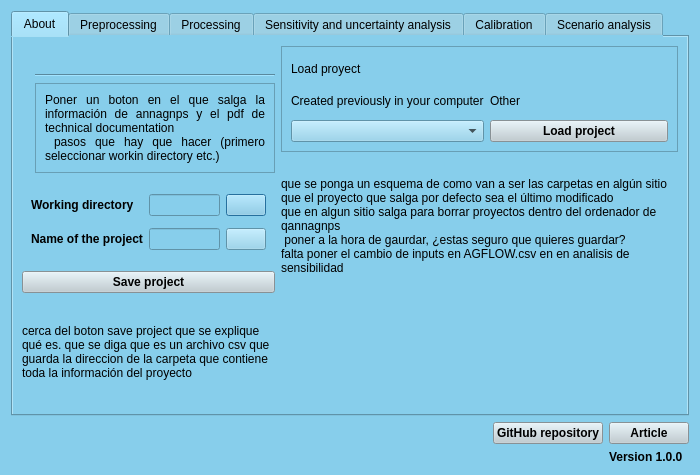
First picture: the form in ui/dialog_base.ui, repository Inigobarbe/QAnnAGNPS, before the edit.
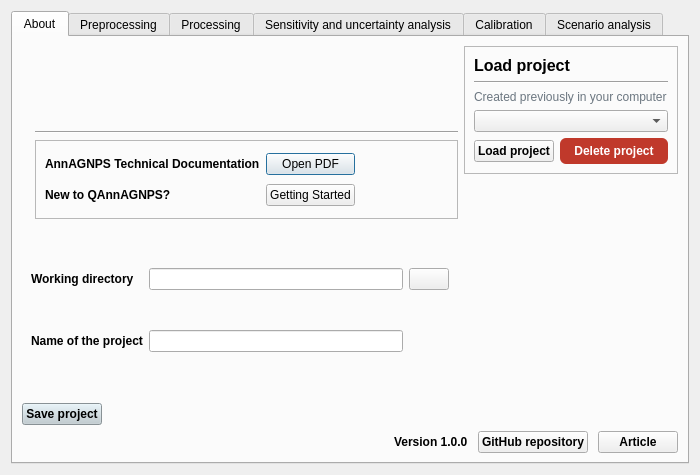
Second picture: the form after the edit. The open tabs and pages were chosen to show the change.

Patch:
```diff
--- a/ui/dialog_base.ui
+++ b/ui/dialog_base.ui
@@ -13,63 +13,8 @@
   <property name="windowTitle">
    <string>QAnnAGNPS Simulation</string>
   </property>
-  <property name="styleSheet">
-   <string notr="true">/* Background color for main window*/
-background-color: #87CEEB
-
-
-</string>
-  </property>
   <layout class="QGridLayout" name="gridLayout_2">
-   <item row="1" column="0" rowspan="2">
-    <widget class="QLabel" name="upna_label">
-     <property name="text">
-      <string/>
-     </property>
-    </widget>
-   </item>
-   <item row="1" column="3">
-    <widget class="QLabel" name="label_99">
-     <property name="text">
-      <string/>
-     </property>
-    </widget>
-   </item>
-   <item row="1" column="4">
-    <widget class="QLabel" name="label_15">
-     <property name="text">
-      <string/>
-     </property>
-    </widget>
-   </item>
-   <item row="1" column="1" rowspan="2">
-    <widget class="QLabel" name="usda_label">
-     <property name="text">
-      <string/>
-     </property>
-    </widget>
-   </item>
-   <item row="1" column="5">
-    <widget class="QLabel" name="label_11">
-     <property name="text">
-      <string/>
-     </property>
-    </widget>
-   </item>
-   <item row="2" column="8">
-    <widget class="QLabel" name="label_6">
-     <property name="font">
-      <font>
-       <weight>75</weight>
-       <bold>true</bold>
-      </font>
-     </property>
-     <property name="text">
-      <string>Version 1.0.0</string>
-     </property>
-    </widget>
-   </item>
-   <item row="0" column="0" colspan="9">
+   <item row="0" column="0">
     <widget class="QTabWidget" name="tabWidget">
      <property name="currentIndex">
       <number>0</number>
@@ -79,7 +24,7 @@
        <string>About</string>
       </attribute>
       <layout class="QGridLayout" name="gridLayout_18">
-       <item row="0" column="0" rowspan="2">
+       <item row="0" column="0">
         <layout class="QVBoxLayout" name="verticalLayout_2">
          <item>
           <layout class="QHBoxLayout" name="horizontalLayout_2">
@@ -132,20 +77,72 @@
                 <enum>QFrame::Raised</enum>
                </property>
                <layout class="QGridLayout" name="gridLayout_5">
+                <item row="0" column="0">
+                 <widget class="QLabel" name="label_doc_title">
+                  <property name="font">
+                   <font>
+                    <weight>75</weight>
+                    <bold>true</bold>
+                   </font>
+                  </property>
+                  <property name="text">
+                   <string>AnnAGNPS Technical Documentation</string>
+                  </property>
+                 </widget>
+                </item>
+                <item row="0" column="1">
+                 <widget class="QPushButton" name="button_technical_documentation">
+                  <property name="text">
+                   <string>Open PDF</string>
+                  </property>
+                 </widget>
+                </item>
+                <item row="0" column="2">
+                 <spacer name="horizontalSpacer_doc">
+                  <property name="orientation">
+                   <enum>Qt::Horizontal</enum>
+                  </property>
+                  <property name="sizeHint" stdset="0">
+                   <size>
+                    <width>40</width>
+                    <height>20</height>
+                   </size>
+                  </property>
+                 </spacer>
+                </item>
                 <item row="1" column="0">
-                 <widget class="QLabel" name="label_10">
+                 <widget class="QLabel" name="label_help_title">
+                  <property name="font">
+                   <font>
+                    <weight>75</weight>
+                    <bold>true</bold>
+                   </font>
+                  </property>
                   <property name="text">
-                   <string>Poner un boton en el que salga la información de annagnps y el pdf de technical documentation
- pasos que hay que hacer (primero seleccionar workin directory etc.)</string>
+                   <string>New to QAnnAGNPS?</string>
                   </property>
-                  <property name="alignment">
-                   <set>Qt::AlignJustify|Qt::AlignVCenter</set>
+                 </widget>
+                </item>
+                <item row="1" column="1">
+                 <widget class="QPushButton" name="button_getting_started">
+                  <property name="text">
+                   <string>Getting Started</string>
                   </property>
-                  <property name="wordWrap">
-                   <bool>true</bool>
-                  </property>
                  </widget>
                 </item>
+                <item row="1" column="2">
+                 <spacer name="horizontalSpacer_help">
+                  <property name="orientation">
+                   <enum>Qt::Horizontal</enum>
+                  </property>
+                  <property name="sizeHint" stdset="0">
+                   <size>
+                    <width>40</width>
+                    <height>20</height>
+                   </size>
+                  </property>
+                 </spacer>
+                </item>
                </layout>
               </widget>
              </item>
@@ -203,21 +200,54 @@
               <item row="1" column="1">
                <widget class="QLineEdit" name="name_of_project"/>
               </item>
-              <item row="1" column="2">
-               <widget class="QPushButton" name="pushButton_2">
-                <property name="text">
-                 <string/>
-                </property>
-               </widget>
-              </item>
              </layout>
             </widget>
            </item>
           </layout>
          </item>
+         <item>
+          <layout class="QHBoxLayout" name="horizontalLayout_save">
+           <item>
+            <widget class="QPushButton" name="pb_save">
+             <property name="font">
+              <font>
+               <weight>75</weight>
+               <bold>true</bold>
+              </font>
+             </property>
+             <property name="styleSheet">
+              <string notr="true">QPushButton {
+    background-color: #becbd1;
+    color: black;
+}
+
+QPushButton:hover {
+    color: white;
+}</string>
+             </property>
+             <property name="text">
+              <string>Save project</string>
+             </property>
+            </widget>
+           </item>
+           <item>
+            <spacer name="horizontalSpacer_save">
+             <property name="orientation">
+              <enum>Qt::Horizontal</enum>
+             </property>
+             <property name="sizeHint" stdset="0">
+              <size>
+               <width>40</width>
+               <height>20</height>
+              </size>
+             </property>
+            </spacer>
+           </item>
+          </layout>
+         </item>
         </layout>
        </item>
-       <item row="0" column="1">
+       <item row="0" column="1" alignment="Qt::AlignTop">
         <widget class="QFrame" name="frame_9">
          <property name="frameShape">
           <enum>QFrame::StyledPanel</enum>
@@ -228,29 +258,39 @@
          <layout class="QGridLayout" name="gridLayout_12">
           <item row="0" column="0" colspan="2">
            <widget class="QLabel" name="label_26">
+            <property name="font">
+             <font>
+              <pointsize>12</pointsize>
+              <weight>75</weight>
+              <bold>true</bold>
+             </font>
+            </property>
             <property name="text">
-             <string>Load proyect</string>
+             <string>Load project</string>
             </property>
            </widget>
           </item>
-          <item row="1" column="0">
+          <item row="1" column="0" colspan="2">
+           <widget class="Line" name="line_load">
+            <property name="orientation">
+             <enum>Qt::Horizontal</enum>
+            </property>
+           </widget>
+          </item>
+          <item row="2" column="0" colspan="2">
            <widget class="QLabel" name="label_27">
+            <property name="styleSheet">
+             <string notr="true">color: #6b7680;</string>
+            </property>
             <property name="text">
              <string>Created previously in your computer</string>
             </property>
            </widget>
           </item>
-          <item row="1" column="1">
-           <widget class="QLabel" name="label_28">
-            <property name="text">
-             <string>Other</string>
-            </property>
-           </widget>
-          </item>
-          <item row="2" column="0">
+          <item row="3" column="0" colspan="2">
            <widget class="QComboBox" name="combo_created_projects"/>
           </item>
-          <item row="2" column="1">
+          <item row="4" column="0">
            <widget class="QPushButton" name="pb_load">
             <property name="font">
              <font>
@@ -258,70 +298,111 @@
               <bold>true</bold>
              </font>
             </property>
+            <property name="text">
+             <string>Load project</string>
+            </property>
+           </widget>
+          </item>
+          <item row="4" column="1">
+           <widget class="QPushButton" name="pb_delete_project">
+            <property name="font">
+             <font>
+              <weight>75</weight>
+              <bold>true</bold>
+             </font>
+            </property>
             <property name="styleSheet">
              <string notr="true">QPushButton {
-    background-color: #becbd1;
-    color: black;
+    background-color: #c0392b;
+    color: #ffffff;
+    border: none;
+    border-radius: 6px;
+    padding: 6px 14px;
 }
-
 QPushButton:hover {
     color: white;
 }</string>
             </property>
             <property name="text">
-             <string>Load project</string>
+             <string>Delete project</string>
             </property>
            </widget>
           </item>
          </layout>
         </widget>
        </item>
-       <item row="1" column="1" rowspan="2">
-        <widget class="QLabel" name="label_25">
-         <property name="text">
-          <string>que se ponga un esquema de como van a ser las carpetas en algún sitio
-que el proyecto que salga por defecto sea el último modificado
-que en algun sitio salga para borrar proyectos dentro del ordenador de qannagnps
- poner a la hora de gaurdar, ¿estas seguro que quieres guardar?
-falta poner el cambio de inputs en AGFLOW.csv en en analisis de sensibilidad</string>
+       <item row="1" column="0" colspan="2">
+        <layout class="QHBoxLayout" name="horizontalLayout_header">
+         <property name="spacing">
+          <number>10</number>
          </property>
-         <property name="wordWrap">
-          <bool>true</bool>
-         </property>
-        </widget>
-       </item>
-       <item row="2" column="0">
-        <widget class="QPushButton" name="pb_save">
-         <property name="font">
-          <font>
-           <weight>75</weight>
-           <bold>true</bold>
-          </font>
-         </property>
-         <property name="styleSheet">
-          <string notr="true">QPushButton {
-    background-color: #becbd1;
-    color: black;
-}
-
-QPushButton:hover {
-    color: white;
-}</string>
-         </property>
-         <property name="text">
-          <string>Save project</string>
-         </property>
-        </widget>
-       </item>
-       <item row="3" column="0">
-        <widget class="QLabel" name="label_24">
-         <property name="text">
-          <string>cerca del boton save project que se explique qué es. que se diga que es un archivo csv que guarda la direccion de la carpeta que contiene toda la información del proyecto</string>
-         </property>
-         <property name="wordWrap">
-          <bool>true</bool>
-         </property>
-        </widget>
+         <item>
+          <widget class="QLabel" name="upna_label">
+           <property name="text">
+            <string/>
+           </property>
+          </widget>
+         </item>
+         <item>
+          <widget class="QLabel" name="usda_label">
+           <property name="text">
+            <string/>
+           </property>
+          </widget>
+         </item>
+         <item>
+          <spacer name="horizontalSpacer_header">
+           <property name="orientation">
+            <enum>Qt::Horizontal</enum>
+           </property>
+           <property name="sizeHint" stdset="0">
+            <size>
+             <width>40</width>
+             <height>20</height>
+            </size>
+           </property>
+          </spacer>
+         </item>
+         <item>
+          <widget class="QLabel" name="label_6">
+           <property name="font">
+            <font>
+             <weight>75</weight>
+             <bold>true</bold>
+            </font>
+           </property>
+           <property name="text">
+            <string>Version 1.0.0</string>
+           </property>
+          </widget>
+         </item>
+         <item>
+          <widget class="QPushButton" name="pg_github">
+           <property name="font">
+            <font>
+             <weight>75</weight>
+             <bold>true</bold>
+            </font>
+           </property>
+           <property name="text">
+            <string>GitHub repository</string>
+           </property>
+          </widget>
+         </item>
+         <item>
+          <widget class="QPushButton" name="article">
+           <property name="font">
+            <font>
+             <weight>75</weight>
+             <bold>true</bold>
+            </font>
+           </property>
+           <property name="text">
+            <string>Article</string>
+           </property>
+          </widget>
+         </item>
+        </layout>
        </item>
       </layout>
      </widget>
@@ -2043,52 +2124,6 @@
      </widget>
     </widget>
    </item>
-   <item row="1" column="8">
-    <widget class="QPushButton" name="article">
-     <property name="font">
-      <font>
-       <weight>75</weight>
-       <bold>true</bold>
-      </font>
-     </property>
-     <property name="styleSheet">
-      <string notr="true">QPushButton {
-    background-color: #becbd1;
-    color: black;
-}
-
-QPushButton:hover {
-    color: white;
-}</string>
-     </property>
-     <property name="text">
-      <string>Article</string>
-     </property>
-    </widget>
-   </item>
-   <item row="1" column="7">
-    <widget class="QPushButton" name="pg_github">
-     <property name="font">
-      <font>
-       <weight>75</weight>
-       <bold>true</bold>
-      </font>
-     </property>
-     <property name="styleSheet">
-      <string notr="true">QPushButton {
-    background-color: #becbd1;
-    color: black;
-}
-
-QPushButton:hover {
-    color: white;
-}</string>
-     </property>
-     <property name="text">
-      <string>GitHub repository</string>
-     </property>
-    </widget>
-   </item>
   </layout>
   <zorder>upna_label</zorder>
   <zorder>tabWidget</zorder>
```
Left out of the diff: 40 changed lines with no effect on the pictures.
